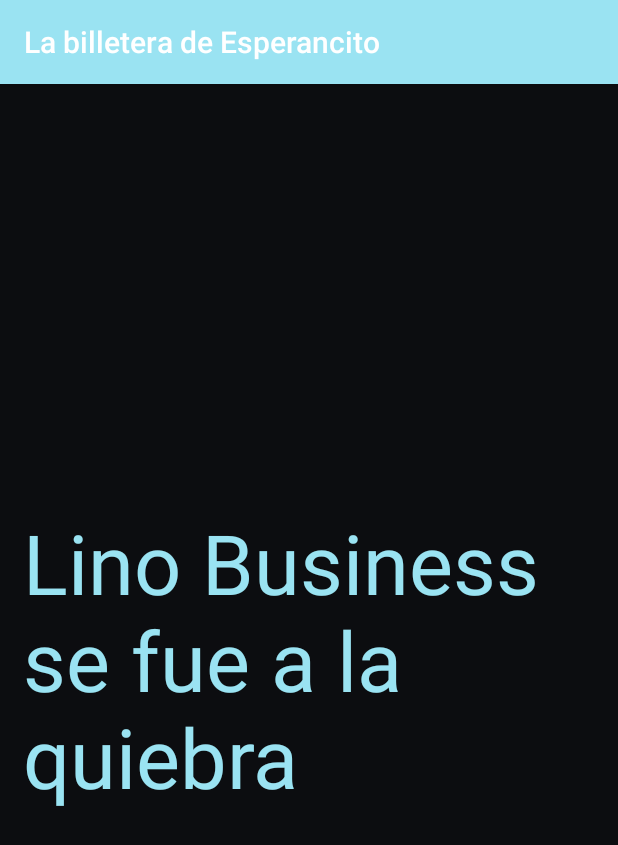
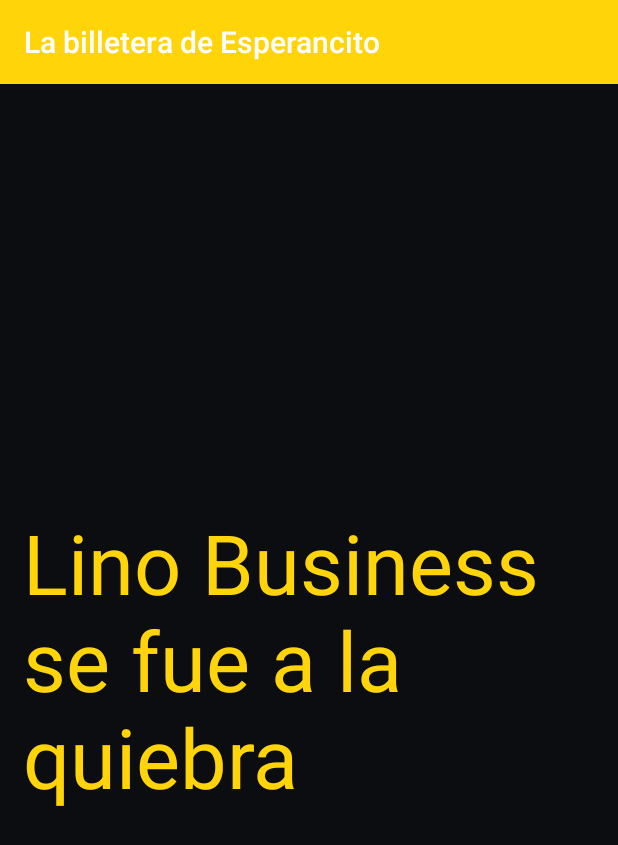
Before and after one commit to norvilArce/proyectoAndroid, an Android app: the AddActivity screen opened directly, with no data from a screen before it, on a phone screen of 412 x 824 dp. Shown: the top 845 px of the screen. Run offline under Robolectric (Android 15) with nearby library versions, the phone set to English and light mode, and no system bars.

Commit message:
jean pierre

```diff
--- a/app/src/main/res/values/colors.xml
+++ b/app/src/main/res/values/colors.xml
@@ -2,7 +2,7 @@
 <resources>
 
     <!--degradado -122°-->
-    <color name="colorPrimary">#9ae3f2</color>
+    <color name="colorPrimary">#ffd50a</color>
     <color name="colorPrimary2">#783BB7</color>
     <color name="colorPrimary3">#5950DF</color>
 
```
Also changed, not shown: 1 other file.
